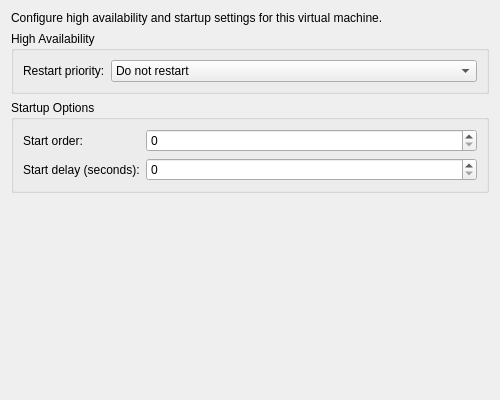
Qt form src/xenadmin-ui/settingspanels/vmhaeditpage.ui (benapetr/XenAdminQt) before a commit.
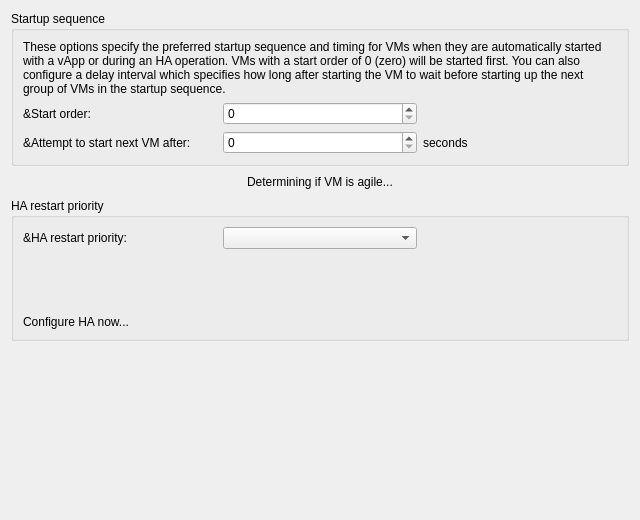
The same form after that commit.

Patch:
```diff
--- a/src/xenadmin-ui/settingspanels/vmhaeditpage.ui
+++ b/src/xenadmin-ui/settingspanels/vmhaeditpage.ui
@@ -6,99 +6,176 @@
    <rect>
     <x>0</x>
     <y>0</y>
-    <width>500</width>
-    <height>400</height>
+    <width>640</width>
+    <height>520</height>
    </rect>
   </property>
   <layout class="QVBoxLayout" name="verticalLayout">
-   <item>
-    <widget class="QLabel" name="labelInfo">
-     <property name="text">
-      <string>Configure high availability and startup settings for this virtual machine.</string>
-     </property>
-     <property name="wordWrap">
-      <bool>true</bool>
-     </property>
-    </widget>
-   </item>
-   <item>
-    <widget class="QGroupBox" name="groupBoxHA">
-     <property name="title">
-      <string>High Availability</string>
-     </property>
-     <layout class="QFormLayout" name="formLayout">
-      <item row="0" column="0">
-       <widget class="QLabel" name="labelRestartPriority">
-        <property name="text">
-         <string>Restart priority:</string>
-        </property>
-       </widget>
-      </item>
-      <item row="0" column="1">
-       <widget class="QComboBox" name="comboBoxRestartPriority">
-        <item>
-         <property name="text">
-          <string>Do not restart</string>
-         </property>
-        </item>
-        <item>
-         <property name="text">
-          <string>Restart</string>
-         </property>
-        </item>
-        <item>
-         <property name="text">
-          <string>Best-effort</string>
-         </property>
-        </item>
-       </widget>
-      </item>
-     </layout>
-    </widget>
-   </item>
    <item>
     <widget class="QGroupBox" name="groupBoxStartupOptions">
      <property name="title">
-      <string>Startup Options</string>
+      <string>Startup sequence</string>
      </property>
-     <layout class="QFormLayout" name="formLayout_2">
-      <item row="0" column="0">
+     <layout class="QGridLayout" name="startupLayout">
+      <item row="0" column="0" colspan="3">
+       <widget class="QLabel" name="labelStartBlurb">
+        <property name="text">
+         <string>These options specify the preferred startup sequence and timing for VMs when they are automatically started with a vApp or during an HA operation. VMs with a start order of 0 (zero) will be started first. You can also configure a delay interval which specifies how long after starting the VM to wait before starting up the next group of VMs in the startup sequence.</string>
+        </property>
+        <property name="wordWrap">
+         <bool>true</bool>
+        </property>
+       </widget>
+      </item>
+      <item row="1" column="0">
        <widget class="QLabel" name="labelStartOrder">
         <property name="text">
-         <string>Start order:</string>
+         <string>&amp;Start order:</string>
         </property>
        </widget>
       </item>
-      <item row="0" column="1">
+      <item row="1" column="1">
        <widget class="QSpinBox" name="spinBoxStartOrder">
         <property name="minimum">
          <number>0</number>
         </property>
-        <property name="maximum">
-         <number>99999</number>
-        </property>
-        <property name="value">
-         <number>0</number>
-        </property>
        </widget>
       </item>
-      <item row="1" column="0">
+      <item row="2" column="0">
        <widget class="QLabel" name="labelStartDelay">
         <property name="text">
-         <string>Start delay (seconds):</string>
+         <string>&amp;Attempt to start next VM after:</string>
         </property>
        </widget>
       </item>
-      <item row="1" column="1">
+      <item row="2" column="1">
        <widget class="QSpinBox" name="spinBoxStartDelay">
         <property name="minimum">
          <number>0</number>
         </property>
-        <property name="maximum">
-         <number>99999</number>
+       </widget>
+      </item>
+      <item row="2" column="2">
+       <widget class="QLabel" name="labelStartDelayUnits">
+        <property name="text">
+         <string>seconds</string>
         </property>
-        <property name="value">
-         <number>0</number>
+       </widget>
+      </item>
+     </layout>
+    </widget>
+   </item>
+   <item>
+    <widget class="QWidget" name="scanningWidget" native="true">
+     <property name="visible">
+      <bool>false</bool>
+     </property>
+     <layout class="QHBoxLayout" name="scanningLayout">
+      <property name="leftMargin">
+       <number>0</number>
+      </property>
+      <property name="topMargin">
+       <number>0</number>
+      </property>
+      <property name="rightMargin">
+       <number>0</number>
+      </property>
+      <property name="bottomMargin">
+       <number>0</number>
+      </property>
+      <item>
+       <spacer name="scanningLeftSpacer">
+        <property name="orientation">
+         <enum>Qt::Horizontal</enum>
+        </property>
+        <property name="sizeHint" stdset="0">
+         <size>
+          <width>20</width>
+          <height>20</height>
+         </size>
+        </property>
+       </spacer>
+      </item>
+      <item>
+       <widget class="QLabel" name="labelScanning">
+        <property name="text">
+         <string>Determining if VM is agile...</string>
+        </property>
+       </widget>
+      </item>
+      <item>
+       <spacer name="scanningRightSpacer">
+        <property name="orientation">
+         <enum>Qt::Horizontal</enum>
+        </property>
+        <property name="sizeHint" stdset="0">
+         <size>
+          <width>20</width>
+          <height>20</height>
+         </size>
+        </property>
+       </spacer>
+      </item>
+     </layout>
+    </widget>
+   </item>
+   <item>
+    <widget class="QGroupBox" name="groupBoxHA">
+     <property name="title">
+      <string>HA restart priority</string>
+     </property>
+     <layout class="QGridLayout" name="haLayout">
+      <item row="0" column="0">
+       <widget class="QLabel" name="labelProtectionLevel">
+        <property name="text">
+         <string>&amp;HA restart priority:</string>
+        </property>
+       </widget>
+      </item>
+      <item row="0" column="1">
+       <widget class="QComboBox" name="comboBoxRestartPriority"/>
+      </item>
+      <item row="0" column="2">
+       <widget class="QLabel" name="labelPriorityDescription">
+        <property name="text">
+         <string/>
+        </property>
+       </widget>
+      </item>
+      <item row="1" column="0" colspan="3">
+       <widget class="QLabel" name="labelHaStatus">
+        <property name="text">
+         <string/>
+        </property>
+        <property name="wordWrap">
+         <bool>true</bool>
+        </property>
+       </widget>
+      </item>
+      <item row="2" column="0" colspan="3">
+       <widget class="QLabel" name="labelNtol">
+        <property name="text">
+         <string/>
+        </property>
+        <property name="wordWrap">
+         <bool>true</bool>
+        </property>
+       </widget>
+      </item>
+      <item row="3" column="0" colspan="3">
+       <widget class="QLabel" name="labelNtolMax">
+        <property name="text">
+         <string/>
+        </property>
+        <property name="wordWrap">
+         <bool>true</bool>
+        </property>
+       </widget>
+      </item>
+      <item row="4" column="0" colspan="3">
+       <widget class="QLabel" name="linkLabel">
+        <property name="text">
+         <string>Configure HA now...</string>
         </property>
        </widget>
       </item>
```
